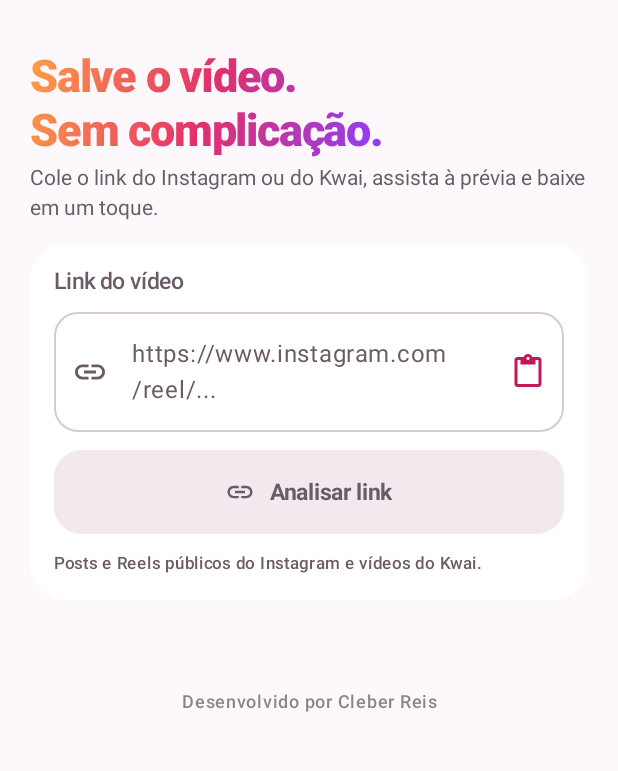
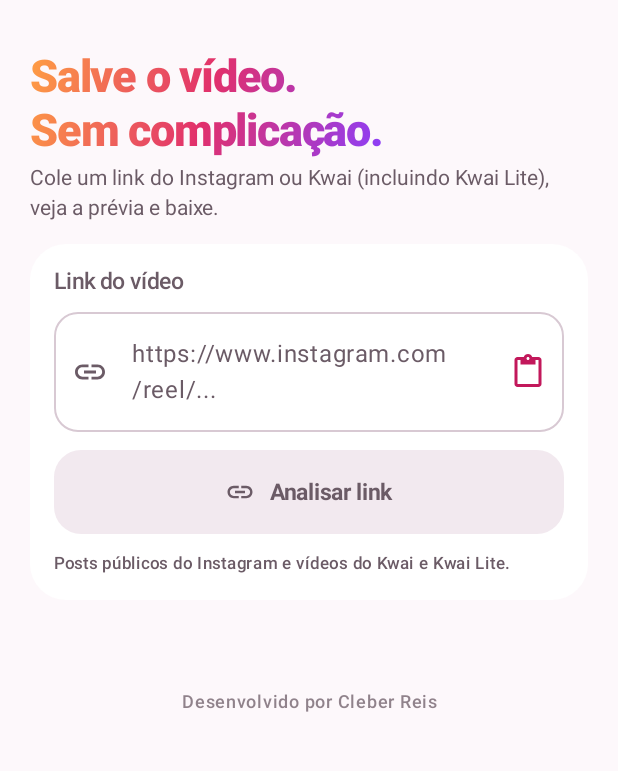
Before and after one commit to clebersys/baixatrix, an Android app built with Jetpack Compose: the screen it shows after launch (MainActivity), on a phone screen of 412 x 824 dp, the part 76-847 px from its top. Run offline under Robolectric (Android 15) with nearby library versions, the phone set to English and light mode, and no system bars; libraries missing offline, so code that uses them is left out: coil.decode.

Commit message:
feat: add Kwai Lite links in BaixaTrix 2.2.0

```diff
--- a/app/build.gradle.kts
+++ b/app/build.gradle.kts
@@ -21,8 +21,8 @@ android {
         applicationId = "com.cleber.baixatrix"
         minSdk = 26
         targetSdk = 36
-        versionCode = 7
-        versionName = "2.1.0"
+        versionCode = 8
+        versionName = "2.2.0"
     }
 
     androidResources {
--- a/app/src/main/java/com/cleber/baixatrix/data/MediaRepository.kt
+++ b/app/src/main/java/com/cleber/baixatrix/data/MediaRepository.kt
@@ -18,7 +18,7 @@ class MediaRepository {
             Platform.INSTAGRAM -> InstagramResolver().resolve(link)
             Platform.KWAI -> KwaiResolver().resolve(link)
             Platform.OTHER -> throw ResolveException(
-                "O BaixaTrix aceita links do Instagram e do Kwai."
+                "Este link não é do Instagram nem do Kwai."
             )
         }
     }
--- a/app/src/main/java/com/cleber/baixatrix/data/resolver/KwaiResolver.kt
+++ b/app/src/main/java/com/cleber/baixatrix/data/resolver/KwaiResolver.kt
@@ -11,8 +11,8 @@ import com.cleber.baixatrix.util.Platform
 /**
  * Extrator do Kwai.
  *
- * O link curto (k.kwai.com) é resolvido seguindo os redirecionamentos até a
- * página do vídeo. A página entrega o arquivo dentro de blocos JSON
+ * Links curtos do Kwai e do Kwai Lite são resolvidos seguindo redirecionamentos
+ * até a página do vídeo. A página entrega o arquivo dentro de blocos JSON
  * (photoUrl / mainMvUrls / manifest) e também em tags <video>.
  */
 class KwaiResolver : PlatformResolver {
--- a/app/src/main/java/com/cleber/baixatrix/ui/HomeScreen.kt
+++ b/app/src/main/java/com/cleber/baixatrix/ui/HomeScreen.kt
@@ -280,7 +280,7 @@ private fun Hero() {
             )
         )
         Text(
-            text = "Cole o link do Instagram ou do Kwai, assista à prévia e baixe em um toque.",
+            text = "Cole um link do Instagram ou Kwai (incluindo Kwai Lite), veja a prévia e baixe.",
             style = MaterialTheme.typography.bodyMedium,
             color = MaterialTheme.colorScheme.onSurfaceVariant
         )
@@ -345,7 +345,7 @@ private fun LinkCard(
                 icon = painterResource(R.drawable.ic_link)
             )
             Text(
-                text = "Posts e Reels públicos do Instagram e vídeos do Kwai.",
+                text = "Posts públicos do Instagram e vídeos do Kwai e Kwai Lite.",
                 style = MaterialTheme.typography.labelSmall,
                 color = MaterialTheme.colorScheme.onSurfaceVariant
             )
```
Also changed, not shown: app/src/main/java/com/cleber/baixatrix/util/LinkParser.kt (+23 -8 lines), 9 other files.
